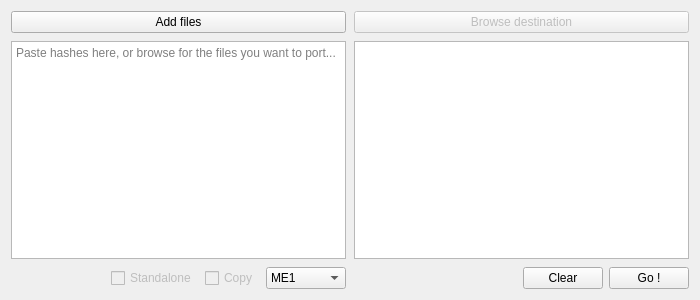
Above: texturemapper.ui from starkgate/TextureMapper before the change. Below: the same form after it.
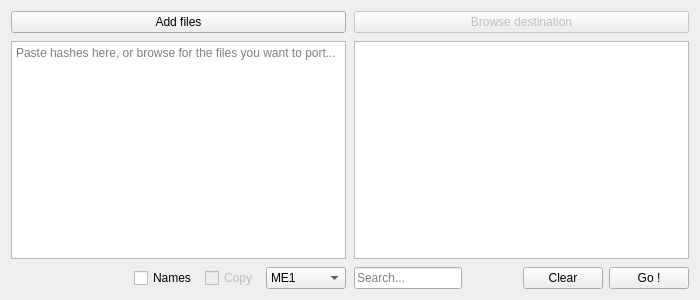
That is the form after the change. Icons and pictures are not drawn.

The edit to the form file:
```diff
--- a/texturemapper.ui
+++ b/texturemapper.ui
@@ -46,7 +46,7 @@
        <number>8</number>
       </property>
       <item row="3" column="0">
-       <layout class="QHBoxLayout" name="hl1" stretch="0,0,0,0,0">
+       <layout class="QHBoxLayout" name="hl1" stretch="0,0,0,0">
         <property name="spacing">
          <number>8</number>
         </property>
@@ -67,12 +67,12 @@
          </spacer>
         </item>
         <item>
-         <widget class="QCheckBox" name="option_standalone">
-          <property name="text">
-           <string>Standalone</string>
+         <widget class="QCheckBox" name="option_names">
+          <property name="toolTip">
+           <string>&lt;html&gt;&lt;head/&gt;&lt;body&gt;&lt;p&gt;Attempt to detect the hash based only on the name of textures. Don't use this option if you don't know what you're doing.&lt;/p&gt;&lt;/body&gt;&lt;/html&gt;</string>
           </property>
-          <property name="enabled">
-           <bool>false</bool>
+          <property name="text">
+           <string>Names</string>
           </property>
          </widget>
         </item>
@@ -141,6 +141,16 @@
       </item>
       <item row="3" column="1">
        <layout class="QHBoxLayout" name="hl2">
+        <item>
+         <widget class="QLineEdit" name="line_edit_search">
+          <property name="toolTip">
+           <string>&lt;html&gt;&lt;head/&gt;&lt;body&gt;&lt;p&gt;Filter the results.&lt;/p&gt;&lt;/body&gt;&lt;/html&gt;</string>
+          </property>
+          <property name="placeholderText">
+           <string>Search...</string>
+          </property>
+         </widget>
+        </item>
         <item>
          <spacer name="h1">
           <property name="orientation">
```
Left out of the diff: 33 changed lines with no effect on the pictures.
